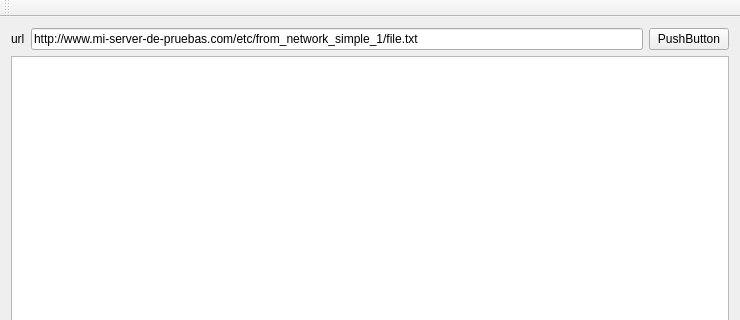
Old version of the form mainwindow.ui in the repository Infotronica/from_network_simple_1; both pictures show x 0 to 740 and y 0 to 320 of the 740 by 570 pixel window.
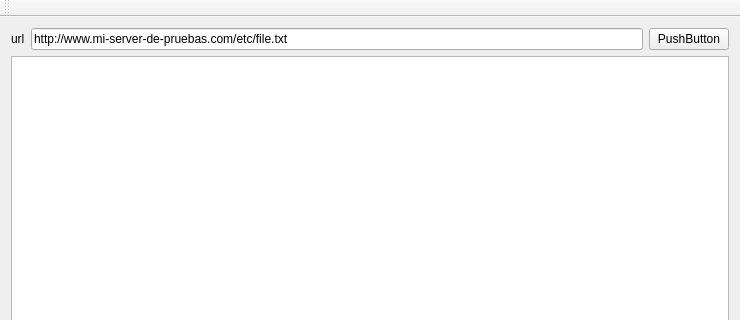
New version of the form.

Patch:
```diff
--- a/mainwindow.ui
+++ b/mainwindow.ui
@@ -27,7 +27,7 @@
       <item>
        <widget class="QLineEdit" name="lineEdit">
         <property name="text">
-         <string>http://www.mi-server-de-pruebas.com/etc/from_network_simple_1/file.txt</string>
+         <string>http://www.mi-server-de-pruebas.com/etc/file.txt</string>
         </property>
        </widget>
       </item>
```
